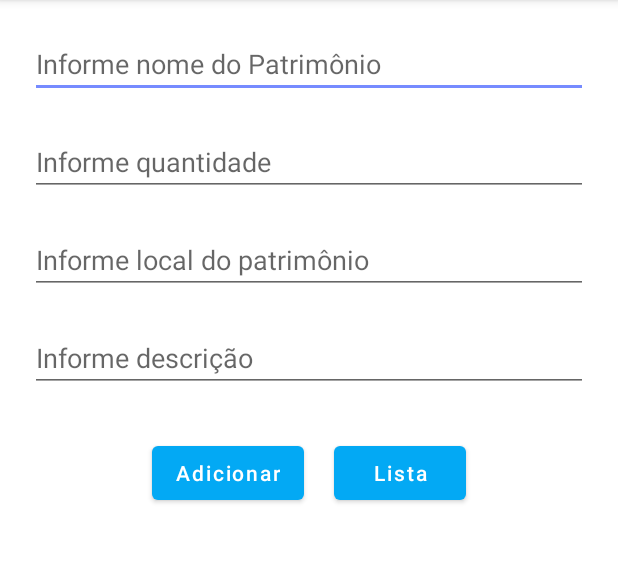
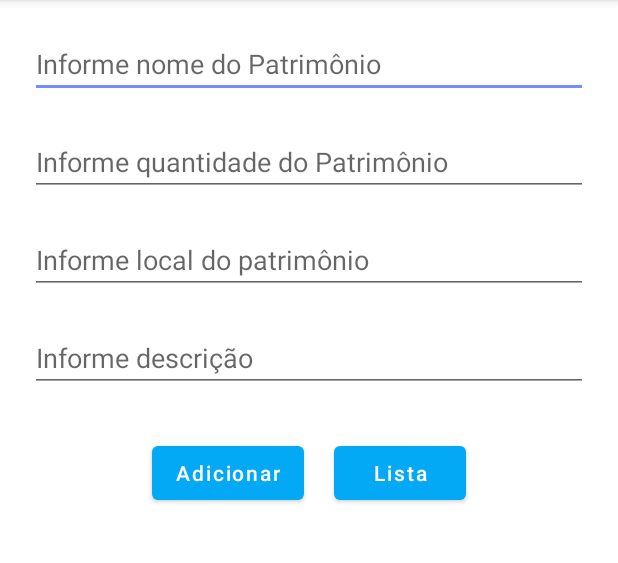
Before and after one commit to Carla-sants/Crud-Sqlite-java-android, an Android app: the screen it shows after launch (MainActivity), on a phone screen of 412 x 824 dp, the part 84-647 px from its top. Run offline under Robolectric (Android 15) with nearby library versions, the phone set to English and light mode, and no system bars.

```diff
--- a/app/src/main/res/layout/activity_main.xml
+++ b/app/src/main/res/layout/activity_main.xml
@@ -23,7 +23,7 @@
         android:layout_width="match_parent"
         android:layout_height="wrap_content"
         android:layout_margin="10dp"
-        android:hint="Informe quantidade" />
+        android:hint="Informe quantidade do Patrimônio" />
 
     <EditText
         android:id="@+id/idEdtCourseTracks"
```
